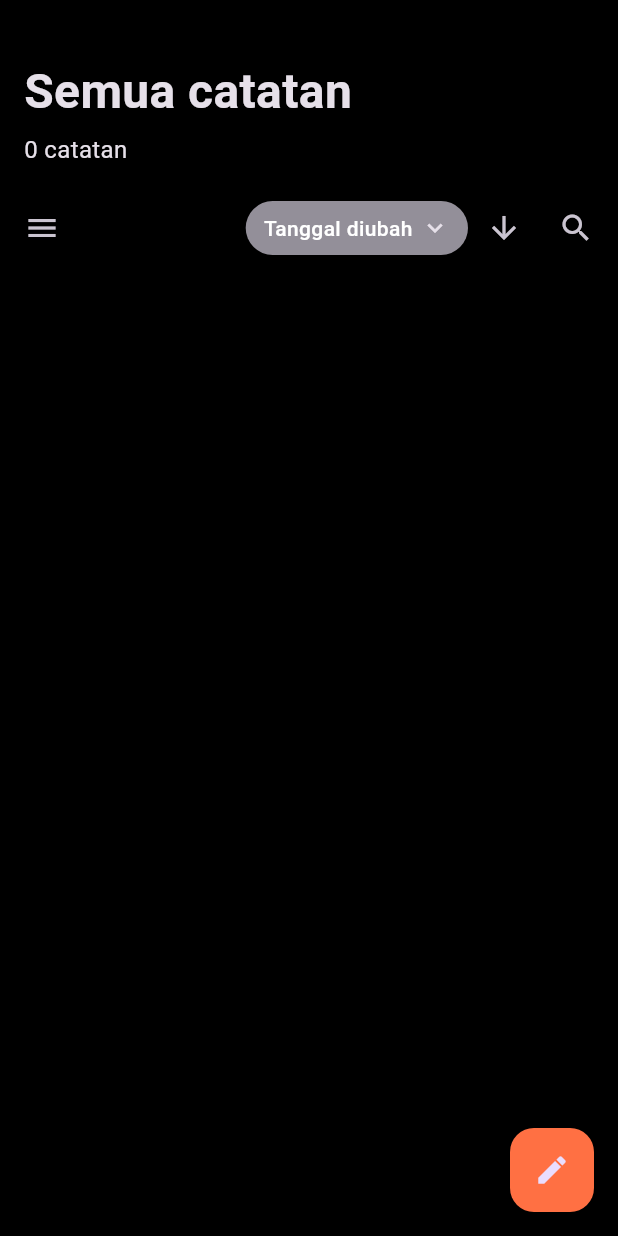
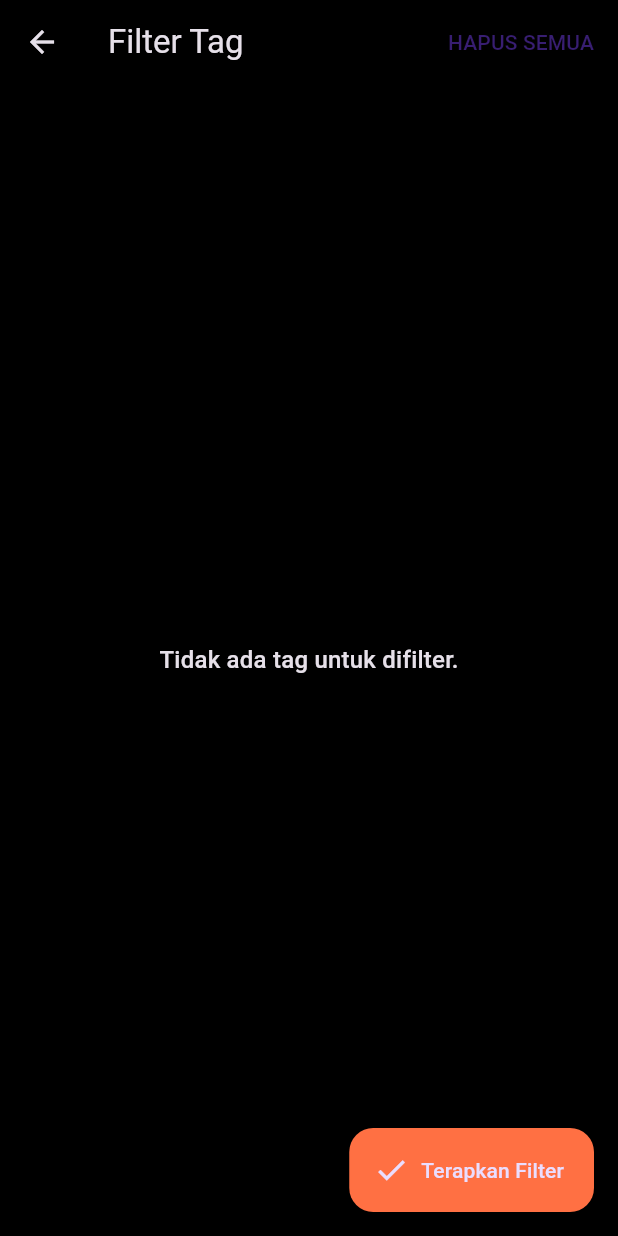
Before and after one commit to joshua825230159-code/memoir, a Flutter app: the screen it shows after launch, after a tap on the "menu" icon, after a tap on "Tag", on a phone screen of 412 x 824 dp. Run offline on Flutter 3.47's test engine with Material 3 defaults, Android fonts, the phone set to English and light mode, and no system bars.

Commit message:
update : filter tag

```diff
--- a/lib/main.dart
+++ b/lib/main.dart
@@ -1,12 +1,11 @@
 import 'package:flutter/material.dart';
 import 'package:provider/provider.dart';
-import 'providers/theme_provider.dart'; // import provider
-import 'utils/app_themes.dart';        // import tema
+import 'providers/theme_provider.dart';
+import 'utils/app_themes.dart';
 import 'screens/note_list_screen.dart';
 
 void main() {
   runApp(
-    // Bungkus aplikasi dengan ChangeNotifierProvider
     ChangeNotifierProvider(
       create: (context) => ThemeProvider(),
       child: MyApp(),
@@ -17,15 +16,13 @@ void main() {
 class MyApp extends StatelessWidget {
   @override
   Widget build(BuildContext context) {
-    // Panggil provider untuk mendapatkan status tema saat ini
     final themeProvider = Provider.of<ThemeProvider>(context);
 
     return MaterialApp(
       title: 'Aplikasi Catatan',
-      // Hapus definisi tema di sini dan ganti dengan properti di bawah
-      theme: AppThemes.lightTheme,     // Atur tema terang
-      darkTheme: AppThemes.darkTheme,  // Atur tema gelap
-      themeMode: themeProvider.themeMode, // Biarkan provider yang menentukan mode
+      theme: AppThemes.lightTheme,
+      darkTheme: AppThemes.darkTheme,
+      themeMode: themeProvider.themeMode,
       home: NoteListScreen(),
     );
   }
--- a/lib/providers/theme_provider.dart
+++ b/lib/providers/theme_provider.dart
@@ -1,13 +1,13 @@
 import 'package:flutter/material.dart';
 
 class ThemeProvider extends ChangeNotifier {
-  ThemeMode _themeMode = ThemeMode.dark; // Tema default adalah gelap
+  ThemeMode _themeMode = ThemeMode.dark;
 
   ThemeMode get themeMode => _themeMode;
   bool get isDarkMode => _themeMode == ThemeMode.dark;
 
   void toggleTheme(bool isOn) {
     _themeMode = isOn ? ThemeMode.dark : ThemeMode.light;
-    notifyListeners(); // Beri tahu widget lain bahwa tema telah berubah
+    notifyListeners();
   }
 }
--- a/lib/screens/note_list_screen.dart
+++ b/lib/screens/note_list_screen.dart
@@ -3,9 +3,8 @@ import 'package:provider/provider.dart';
 import '../models/note.dart';
 import '../providers/theme_provider.dart';
 import 'note_edit_screen.dart';
+import 'tag_filter_screen.dart';
 
-
-// Enum untuk kriteria sorting
 enum SortBy { date, title }
 
 class NoteListScreen extends StatefulWidget {
@@ -14,16 +13,29 @@ class NoteListScreen extends StatefulWidget {
 }
 
 class _NoteListScreenState extends State<NoteListScreen> {
-  // Daftar catatan dimulai dalam keadaan kosong
   final List<Note> notes = [];
 
-  // Variabel State untuk Sorting
   SortBy _currentSortBy = SortBy.date;
   bool _isAscending = false;
 
-  // State untuk mode seleksi
+  Set<String> _activeFilterTags = {};
+
   bool _isSelectionMode = false;
   final Set<Note> _selectedNotes = {};
+
+  List<Note> get _filteredNotes {
+    if (_activeFilterTags.isEmpty) {
+      return notes;
+    }
+    return notes.where((note) {
+      return _activeFilterTags.every((filterTag) => note.tags.contains(filterTag));
+    }).toList();
+  }
+
+  Set<String> get _allAvailableTags {
+    return notes.expand((note) => note.tags).toSet();
+  }
+
 
   @override
   void initState() {
@@ -93,11 +105,12 @@ class _NoteListScreenState extends State<NoteListScreen> {
   }
 
   void _selectAllNotes() {
+    final notesToSelect = _filteredNotes;
     setState(() {
-      if (_selectedNotes.length == notes.length) {
+      if (_selectedNotes.length == notesToSelect.length) {
         _selectedNotes.clear();
       } else {
-        _selectedNotes.addAll(notes);
+        _selectedNotes.addAll(notesToSelect);
       }
     });
   }
@@ -152,6 +165,26 @@ class _NoteListScreenState extends State<NoteListScreen> {
     }
   }
 
+  void _openTagFilter() async {
+    Navigator.pop(context);
+
+    final selectedTags = await Navigator.push<Set<String>>(
+      context,
+      MaterialPageRoute(
+        builder: (context) => TagFilterScreen(
+          allTags: _allAvailableTags,
+          initiallySelectedTags: _activeFilterTags,
+        ),
+      ),
+    );
+
+    if (selectedTags != null) {
+      setState(() {
+        _activeFilterTags = selectedTags;
+      });
+    }
+  }
+
   String formatDate(DateTime date) {
     const monthNames = ["Jan", "Feb", "Mar", "Apr", "Mei", "Jun", "Jul", "Agu", "Sep", "Okt", "Nov", "Des"];
     return "${date.day} ${monthNames[date.month - 1]}";
@@ -174,7 +207,7 @@ class _NoteListScreenState extends State<NoteListScreen> {
             ListTile(
               leading: Icon(Icons.label_outline),
               title: Text('Tag'),
-              onTap: () => Navigator.pop(context),
+              onTap: _openTagFilter,
             ),
             ListTile(
               leading: Icon(Icons.delete_outline),
@@ -195,8 +228,8 @@ class _NoteListScreenState extends State<NoteListScreen> {
                   final provider = Provider.of<ThemeProvider>(context, listen: false);
                   provider.toggleTheme(value);
                 },
-              ), // Kurung tutup untuk Switch
-            ), // Kurung tutup untuk ListTile
+              ),
+            ),
           ],
         ),
       ),
@@ -213,6 +246,7 @@ class _NoteListScreenState extends State<NoteListScreen> {
   }
 
   Widget _buildSelectionModeLayout() {
+    final currentNotes = _filteredNotes;
     return Padding(
       padding: const EdgeInsets.symmetric(horizontal: 16.0),
       child: Column(
@@ -222,9 +256,9 @@ class _NoteListScreenState extends State<NoteListScreen> {
           SizedBox(height: 10),
           Expanded(
             child: ListView.builder(
-              itemCount: notes.length,
+              itemCount: currentNotes.length,
               itemBuilder: (context, index) {
-                final note = notes[index];
+                final note = currentNotes[index];
                 final isSelected = _selectedNotes.contains(note);
                 return _buildNoteTile(note, isSelected);
               },
@@ -238,6 +272,7 @@ class _NoteListScreenState extends State<NoteListScreen> {
   Widget _buildDefaultLayout() {
     final Color onBackgroundColor = Theme.of(context).colorScheme.onBackground;
     final Color secondaryTextColor = Theme.of(context).textTheme.bodySmall?.color ?? (Theme.of(context).brightness == Brightness.dark ? Colors.grey.shade400 : Colors.grey.shade600);
+    final currentNotes = _filteredNotes;
 
     return CustomScrollView(
       slivers: [
@@ -264,7 +299,7 @@ class _NoteListScreenState extends State<NoteListScreen> {
                   ),
                   SizedBox(height: 4),
                   Text(
-                    '${notes.length} catatan',
+                    '${currentNotes.length} catatan',
                     style: TextStyle(fontSize: 16, color: secondaryTextColor),
                   ),
                 ],
@@ -320,15 +355,49 @@ class _NoteListScreenState extends State<NoteListScreen> {
             ),
           ),
         ),
+
+        if (_activeFilterTags.isNotEmpty)
+          SliverToBoxAdapter(
+            child: Padding(
+              padding: const EdgeInsets.fromLTRB(16, 8, 16, 0),
+              child: Wrap(
+                spacing: 8.0,
+                runSpacing: 4.0,
+                children: [
+                  ..._activeFilterTags.map((tag) => Chip(
+                    label: Text(tag),
+                    onDeleted: () {
+                      setState(() {
+                        _activeFilterTags.remove(tag);
+                      });
+                    },
+                  )),
+                  GestureDetector(
+                    onTap: () {
+                      setState(() {
+                        _activeFilterTags.clear();
+                      });
+                    },
+                    child: Chip(
+                      label: Text('Hapus Semua', style: TextStyle(color: Theme.of(context).colorScheme.error)),
+                      avatar: Icon(Icons.close, color: Theme.of(context).colorScheme.error, size: 18),
+                      backgroundColor: Theme.of(context).colorScheme.errorContainer.withOpacity(0.5),
+                    ),
+                  ),
+                ],
+              ),
+            ),
+          ),
+
         SliverPadding(
           padding: EdgeInsets.symmetric(horizontal: 16),
           sliver: SliverList(
             delegate: SliverChildBuilderDelegate(
                   (context, index) {
-                final note = notes[index];
+                final note = currentNotes[index];
                 return _buildNoteTile(note, false);
               },
-              childCount: notes.length,
+              childCount: currentNotes.length,
             ),
           ),
         ),
@@ -407,7 +476,7 @@ class _NoteListScreenState extends State<NoteListScreen> {
               TextButton(
                 onPressed: _selectAllNotes,
                 child: Text(
-                  _selectedNotes.length == notes.length ? 'BATALKAN' : 'PILIH SEMUA',
+                  _selectedNotes.length == _filteredNotes.length ? 'BATALKAN' : 'PILIH SEMUA',
                   style: TextStyle(fontWeight: FontWeight.bold),
                 ),
                 style: TextButton.styleFrom(
--- /dev/null
+++ b/lib/screens/tag_filter_screen.dart
@@ -0,0 +1,86 @@
+import 'package:flutter/material.dart';
+
+class TagFilterScreen extends StatefulWidget {
+  final Set<String> allTags;
+  final Set<String> initiallySelectedTags;
+
+  const TagFilterScreen({
+    super.key,
+    required this.allTags,
+    required this.initiallySelectedTags,
+  });
+
+  @override
+  State<TagFilterScreen> createState() => _TagFilterScreenState();
+}
+
+class _TagFilterScreenState extends State<TagFilterScreen> {
+  late Set<String> _selectedTags;
+
+  @override
+  void initState() {
+    super.initState();
+    _selectedTags = Set.from(widget.initiallySelectedTags);
+  }
+
+  @override
+  Widget build(BuildContext context) {
+    final sortedTags = widget.allTags.toList()..sort();
+
+    return Scaffold(
+      appBar: AppBar(
+        title: const Text('Filter Tag'),
+        actions: [
+          TextButton(
+            onPressed: () {
+              setState(() {
+                _selectedTags.clear();
+              });
+            },
+            style: TextButton.styleFrom(
+              foregroundColor: Theme.of(context).colorScheme.onPrimary,
+              padding: const EdgeInsets.symmetric(horizontal: 16.0),
+            ),
+            child: const Text('HAPUS SEMUA'),
+          )
+        ],
+      ),
+      body: widget.allTags.isEmpty
+          ? Center(
+        child: Text(
+          'Tidak ada tag untuk difilter.',
+          style: Theme.of(context).textTheme.titleMedium,
+        ),
+      )
+          : SingleChildScrollView(
+        padding: const EdgeInsets.all(16.0),
+        child: Wrap(
+          spacing: 8.0,
+          runSpacing: 8.0,
+          children: sortedTags.map((tag) {
+            return FilterChip(
+              label: Text(tag),
+              selected: _selectedTags.contains(tag),
+              onSelected: (bool isSelected) {
+                setState(() {
+                  if (isSelected) {
+                    _selectedTags.add(tag);
+                  } else {
+                    _selectedTags.remove(tag);
+                  }
+                });
+              },
+            );
+          }).toList(),
+        ),
+      ),
+      floatingActionButton: FloatingActionButton.extended(
+        onPressed: () {
+          Navigator.pop(context, _selectedTags);
+        },
+        label: const Text('Terapkan Filter'),
+        icon: const Icon(Icons.check),
+      ),
+    );
+  }
+}
--- a/lib/utils/app_themes.dart
+++ b/lib/utils/app_themes.dart
@@ -21,7 +21,7 @@ class AppThemes {
     ),
   );
 
-  // Tema untuk Mode Gelap (Dark Mode) - Sesuai yang sudah ada
+  // Tema untuk Mode Gelap (Dark Mode)
   static final ThemeData darkTheme = ThemeData(
     brightness: Brightness.dark,
     scaffoldBackgroundColor: Colors.black,
--- a/pubspec.yaml
+++ b/pubspec.yaml
@@ -31,6 +31,8 @@ dependencies:
   flutter:
     sdk: flutter
   provider: ^6.0.0 # Tambahkan baris ini
+  uuid: ^4.2.1   # <-- TAMBAHKAN BARIS INI
+  equatable: ^2.0.5 # <-- TAMBAHKAN BARIS INI
 
   # The following adds the Cupertino Icons font to your application.
   # Use with the CupertinoIcons class for iOS style icons.
```
Also changed, not shown: lib/screens/note_edit_screen.dart (+89 -102 lines), pubspec.lock.
